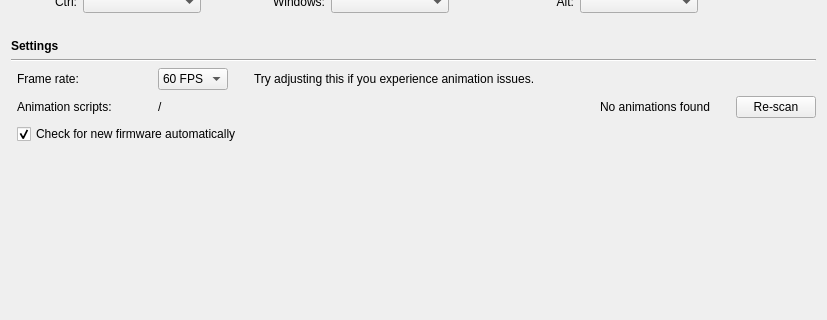
Old version of the form src/ckb/settingswidget.ui in the repository ckb-next/ckb-next; both pictures show x 0 to 827 and y 181 to 501 of the 827 by 619 pixel window.
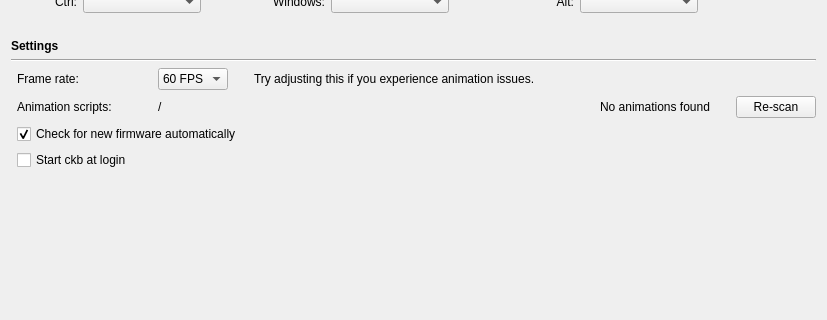
New version of the form.

Commit message: (ckb) Auto-run on login option Only available if you've installed ckb system-wide.

```diff
--- a/src/ckb/settingswidget.ui
+++ b/src/ckb/settingswidget.ui
@@ -281,7 +281,7 @@
      </property>
     </spacer>
    </item>
-   <item row="16" column="0" colspan="2">
+   <item row="17" column="0" colspan="2">
     <spacer name="verticalSpacer">
      <property name="orientation">
       <enum>Qt::Vertical</enum>
@@ -531,6 +531,13 @@
      </property>
     </widget>
    </item>
+   <item row="16" column="1">
+    <widget class="QCheckBox" name="loginItemBox">
+     <property name="text">
+      <string>Start ckb at login</string>
+     </property>
+    </widget>
+   </item>
   </layout>
  </widget>
  <resources/>
```
Left out of the diff: 4 changed lines with no effect on the pictures. The commit also changes 9 other files.
